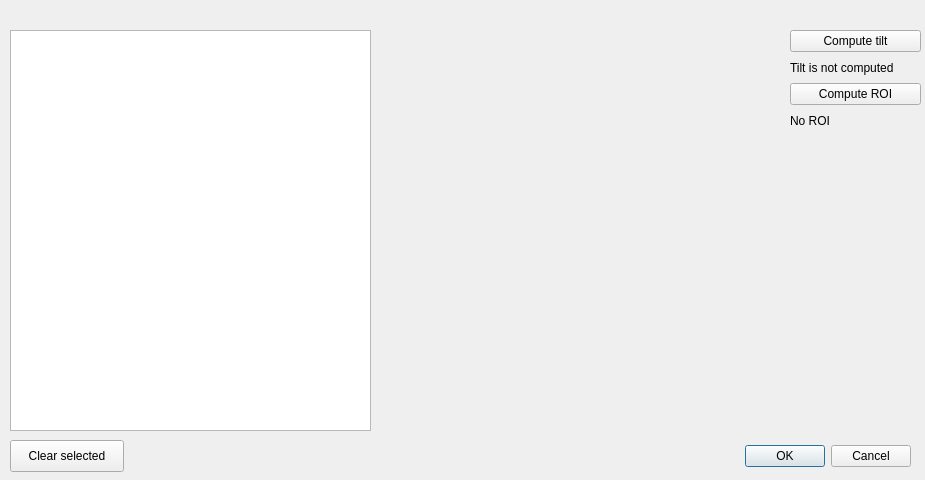
The window that src/muhrec3/viewgeometrylistdialog.ui (neutronimaging/imagingsuite) describes before a commit, drawn with Qt 5.
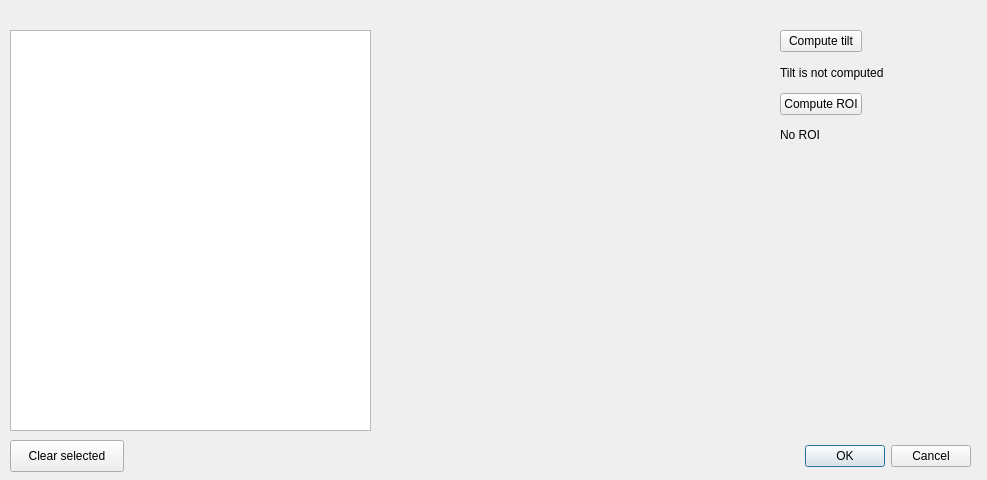
The same window after the commit. Custom widgets are drawn as their Qt base class.

What changed in the file:
```diff
--- a/src/muhrec3/viewgeometrylistdialog.ui
+++ b/src/muhrec3/viewgeometrylistdialog.ui
@@ -6,7 +6,7 @@
    <rect>
     <x>0</x>
     <y>0</y>
-    <width>925</width>
+    <width>987</width>
     <height>480</height>
    </rect>
   </property>
@@ -16,7 +16,7 @@
   <widget class="QDialogButtonBox" name="buttonComputROI">
    <property name="geometry">
     <rect>
-     <x>290</x>
+     <x>350</x>
      <y>440</y>
      <width>621</width>
      <height>32</height>
@@ -65,35 +65,61 @@
   <widget class="QWidget" name="">
    <property name="geometry">
     <rect>
-     <x>790</x>
+     <x>780</x>
      <y>30</y>
-     <width>131</width>
-     <height>100</height>
+     <width>201</width>
+     <height>119</height>
     </rect>
    </property>
-   <layout class="QVBoxLayout" name="verticalLayout">
-    <item>
+   <layout class="QGridLayout" name="gridLayout">
+    <item row="0" column="0">
      <widget class="QPushButton" name="buttonComputeTilt">
       <property name="text">
        <string>Compute tilt</string>
       </property>
      </widget>
     </item>
-    <item>
+    <item row="0" column="1">
+     <spacer name="horizontalSpacer_2">
+      <property name="orientation">
+       <enum>Qt::Horizontal</enum>
+      </property>
+      <property name="sizeHint" stdset="0">
+       <size>
+        <width>58</width>
+        <height>20</height>
+       </size>
+      </property>
+     </spacer>
+    </item>
+    <item row="1" column="0" colspan="2">
      <widget class="QLabel" name="labelTilt">
       <property name="text">
        <string>Tilt is not computed</string>
       </property>
      </widget>
     </item>
-    <item>
-     <widget class="QPushButton" name="pushButton">
+    <item row="2" column="0">
+     <widget class="QPushButton" name="buttonMaxROI">
       <property name="text">
        <string>Compute ROI</string>
       </property>
      </widget>
     </item>
-    <item>
+    <item row="2" column="1">
+     <spacer name="horizontalSpacer">
+      <property name="orientation">
+       <enum>Qt::Horizontal</enum>
+      </property>
+      <property name="sizeHint" stdset="0">
+       <size>
+        <width>58</width>
+        <height>20</height>
+       </size>
+      </property>
+     </spacer>
+    </item>
+    <item row="3" column="0" colspan="2">
      <widget class="QLabel" name="labelROI">
       <property name="text">
        <string>No ROI</string>
```
Left out of the diff: 6 changed lines with no effect on the pictures.
